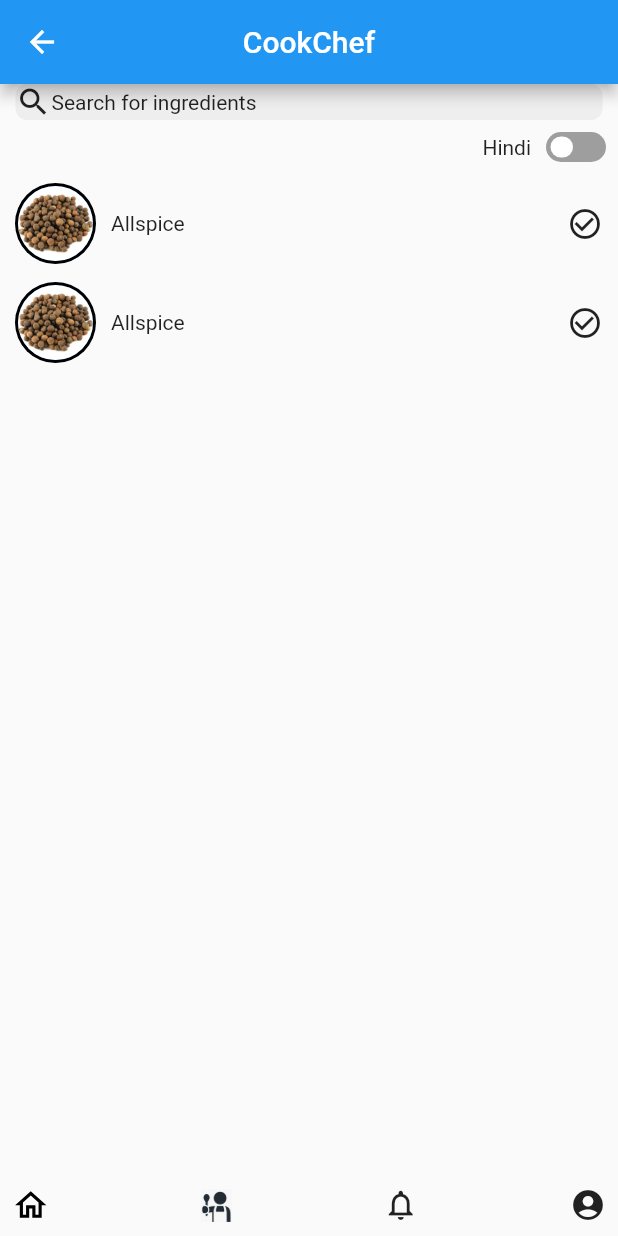
After one commit to ArushKapoor/CookChef, a Flutter app: the RecipesPage screen opened by its route, on a phone screen of 412 x 824 dp. The commit adds this screen. Run offline on Flutter 3.47's test engine with Material 2 defaults, Android fonts, the phone set to English and light mode, and no system bars; our stand-ins replace flutter_svg.

Commit message:
added RecipesPage.dart (in progress)

```diff
--- a/lib/Screens/AccountPage.dart
+++ b/lib/Screens/AccountPage.dart
@@ -1,3 +1,4 @@
+import 'package:cook_chef/Screens/RecipesPage.dart';
 import 'package:flutter/cupertino.dart';
 import 'package:flutter/material.dart';
 import 'package:flutter_svg/svg.dart';
@@ -167,16 +168,19 @@ class _AccountPageState extends State<AccountPage> {
                     onTap: () {
                       Navigator.pushReplacementNamed(context, HomePage.id);
                     },
-                    child: Container(
-                      child: SvgPicture.asset(
-                        'assets/icons/home_outlined.svg',
-                        height: 25,
-                      ),
+                    child: SvgPicture.asset(
+                      'assets/icons/home_outlined.svg',
+                      height: 25,
                     ),
                   ),
-                  Image.asset(
-                    'assets/icons/chef.jpeg',
-                    height: 22,
+                  GestureDetector(
+                    onTap: () {
+                      Navigator.pushReplacementNamed(context, RecipesPage.id);
+                    },
+                    child: Image.asset(
+                      'assets/icons/chef.jpeg',
+                      height: 22,
+                    ),
                   ),
                   GestureDetector(
                     onTap: () {
--- a/lib/Screens/HomePage.dart
+++ b/lib/Screens/HomePage.dart
@@ -1,5 +1,6 @@
 import 'package:cook_chef/Screens/AccountPage.dart';
 import 'package:cook_chef/Screens/NotificationsPage.dart';
+import 'package:cook_chef/Screens/RecipesPage.dart';
 import 'package:flutter/cupertino.dart';
 import 'package:flutter/material.dart';
 import 'package:flutter_svg/flutter_svg.dart';
@@ -155,9 +156,14 @@ class _HomePageState extends State<HomePage> {
                 mainAxisAlignment: MainAxisAlignment.spaceBetween,
                 children: <Widget>[
                   Icon(Icons.home),
-                  Image.asset(
-                    'assets/icons/chef.jpeg',
-                    height: 22,
+                  GestureDetector(
+                    onTap: () {
+                      Navigator.pushReplacementNamed(context, RecipesPage.id);
+                    },
+                    child: Image.asset(
+                      'assets/icons/chef.jpeg',
+                      height: 22,
+                    ),
                   ),
                   GestureDetector(
                     onTap: () {
--- a/lib/Screens/NotificationsPage.dart
+++ b/lib/Screens/NotificationsPage.dart
@@ -3,6 +3,8 @@ import 'package:cook_chef/Screens/HomePage.dart';
 import 'package:flutter/cupertino.dart';
 import 'package:flutter/material.dart';
 import 'package:flutter_svg/flutter_svg.dart';
+
+import 'RecipesPage.dart';
 
 class NotificationsPage extends StatefulWidget {
   static const String id = 'notifications_page';
@@ -160,16 +162,19 @@ class _NotificationsPageState extends State<NotificationsPage> {
                     onTap: () {
                       Navigator.pushReplacementNamed(context, HomePage.id);
                     },
-                    child: Container(
-                      child: SvgPicture.asset(
-                        'assets/icons/home_outlined.svg',
-                        height: 25,
-                      ),
+                    child: SvgPicture.asset(
+                      'assets/icons/home_outlined.svg',
+                      height: 25,
                     ),
                   ),
-                  Image.asset(
-                    'assets/icons/chef.jpeg',
-                    height: 22,
+                  GestureDetector(
+                    onTap: () {
+                      Navigator.pushReplacementNamed(context, RecipesPage.id);
+                    },
+                    child: Image.asset(
+                      'assets/icons/chef.jpeg',
+                      height: 22,
+                    ),
                   ),
                   Icon(Icons.notifications),
                   GestureDetector(
--- /dev/null
+++ b/lib/Screens/RecipesPage.dart
@@ -0,0 +1,191 @@
+import 'package:cook_chef/Screens/AccountPage.dart';
+import 'package:flutter/cupertino.dart';
+import 'package:flutter/material.dart';
+import 'package:flutter_svg/svg.dart';
+
+import 'HomePage.dart';
+import 'NotificationsPage.dart';
+
+class RecipesPage extends StatefulWidget {
+  static const String id = 'recipes_page';
+  @override
+  _RecipesPageState createState() => _RecipesPageState();
+}
+
+class _RecipesPageState extends State<RecipesPage> {
+  bool isSwitched = false;
+  bool isChecked = false;
+  bool isHindi = false;
+
+  Container _createIngredient({AssetImage image, String text}) {
+    return Container(
+      margin: EdgeInsets.symmetric(vertical: 6.0, horizontal: 10.0),
+      child: Row(
+        children: <Widget>[
+          CircleAvatar(
+            radius: 27,
+            backgroundColor: Colors.black,
+            child: CircleAvatar(
+              radius: 25,
+              backgroundImage: image,
+            ),
+          ),
+          SizedBox(
+            width: 10.0,
+          ),
+          Expanded(
+            flex: 1,
+            child: Text(text),
+          ),
+          GestureDetector(
+            onTap: () {
+              setState(() {
+                isChecked = !isChecked;
+              });
+            },
+            child: isChecked
+                ? Icon(
+                    Icons.check_circle,
+                    color: Colors.green,
+                  )
+                : Icon(Icons.check_circle_outline),
+          ),
+        ],
+      ),
+    );
+  }
+
+  @override
+  Widget build(BuildContext context) {
+    final _width = MediaQuery.of(context).size.width;
+
+    return Scaffold(
+      appBar: AppBar(
+        title: Text('CookChef'),
+        centerTitle: true,
+      ),
+      body: SafeArea(
+        child: Column(
+          children: <Widget>[
+            Container(
+              decoration: BoxDecoration(
+                color: Colors.grey[200],
+                borderRadius: BorderRadius.all(
+                  Radius.circular(8.0),
+                ),
+              ),
+              width: _width * 0.95,
+              child: Row(
+                children: <Widget>[
+                  Icon(Icons.search),
+                  Text('Search for ingredients'),
+                ],
+              ),
+            ),
+            Container(
+              margin: EdgeInsets.all(8.0),
+              child: Row(
+                children: <Widget>[
+                  Expanded(
+                    flex: 1,
+                    child: Container(
+                      child: Text(
+                        'Hindi',
+                        textAlign: TextAlign.right,
+                      ),
+                    ),
+                  ),
+                  SizedBox(
+                    width: 10.0,
+                  ),
+                  GestureDetector(
+                    onTap: () {
+                      setState(() {
+                        isHindi = !isHindi;
+                      });
+                    },
+                    child: Container(
+                      decoration: BoxDecoration(
+                        color: isHindi ? Colors.green : Colors.grey,
+                        borderRadius: BorderRadius.all(
+                          Radius.circular(10.0),
+                        ),
+                      ),
+                      height: 20,
+                      width: 40,
+                      child: Row(
+                        mainAxisAlignment: isHindi
+                            ? MainAxisAlignment.end
+                            : MainAxisAlignment.start,
+                        children: <Widget>[
+                          Container(
+                            margin: EdgeInsets.all(3.0),
+                            decoration: BoxDecoration(
+                                color: Colors.white,
+                                borderRadius: BorderRadius.all(
+                                  Radius.circular(15.0),
+                                )),
+                            height: 18,
+                            width: 15,
+                          ),
+                        ],
+                      ),
+                    ),
+                  ),
+                ],
+              ),
+            ),
+            Container(
+              child: Expanded(
+                child: ListView(
+                  children: <Widget>[
+                    _createIngredient(
+                        image: AssetImage('assets/images/allspice.jpeg'),
+                        text: 'Allspice'),
+                    _createIngredient(
+                        image: AssetImage('assets/images/allspice.jpeg'),
+                        text: 'Allspice'),
+                  ],
+                ),
+              ),
+            ),
+            Container(
+              margin: EdgeInsets.all(8.0),
+              child: Row(
+                mainAxisAlignment: MainAxisAlignment.spaceBetween,
+                children: <Widget>[
+                  GestureDetector(
+                    onTap: () {
+                      Navigator.pushReplacementNamed(context, HomePage.id);
+                    },
+                    child: SvgPicture.asset(
+                      'assets/icons/home_outlined.svg',
+                      height: 25,
+                    ),
+                  ),
+                  Image.asset(
+                    'assets/icons/chef.jpeg',
+                    height: 22,
+                  ),
+                  GestureDetector(
+                    onTap: () {
+                      Navigator.pushReplacementNamed(
+                          context, NotificationsPage.id);
+                    },
+                    child: Icon(Icons.notifications_none),
+                  ),
+                  GestureDetector(
+                    onTap: () {
+                      Navigator.pushReplacementNamed(context, AccountPage.id);
+                    },
+                    child: Icon(Icons.account_circle),
+                  ),
+                ],
+              ),
+            ),
+          ],
+        ),
+      ),
+    );
+  }
+}
--- a/lib/main.dart
+++ b/lib/main.dart
@@ -1,6 +1,7 @@
 import 'package:cook_chef/Screens/AccountPage.dart';
 import 'package:cook_chef/Screens/HomePage.dart';
 import 'package:cook_chef/Screens/NotificationsPage.dart';
+import 'package:cook_chef/Screens/RecipesPage.dart';
 import 'package:flutter/material.dart';
 
 void main() {
@@ -18,6 +19,7 @@ class MyApp extends StatelessWidget {
       /* Creating routes for different pages */
       routes: {
         HomePage.id: (context) => HomePage(),
+        RecipesPage.id: (context) => RecipesPage(),
         NotificationsPage.id: (context) => NotificationsPage(),
         AccountPage.id: (context) => AccountPage(),
       },
```
Also changed, not shown: assets/images/allspice.jpeg (added).
